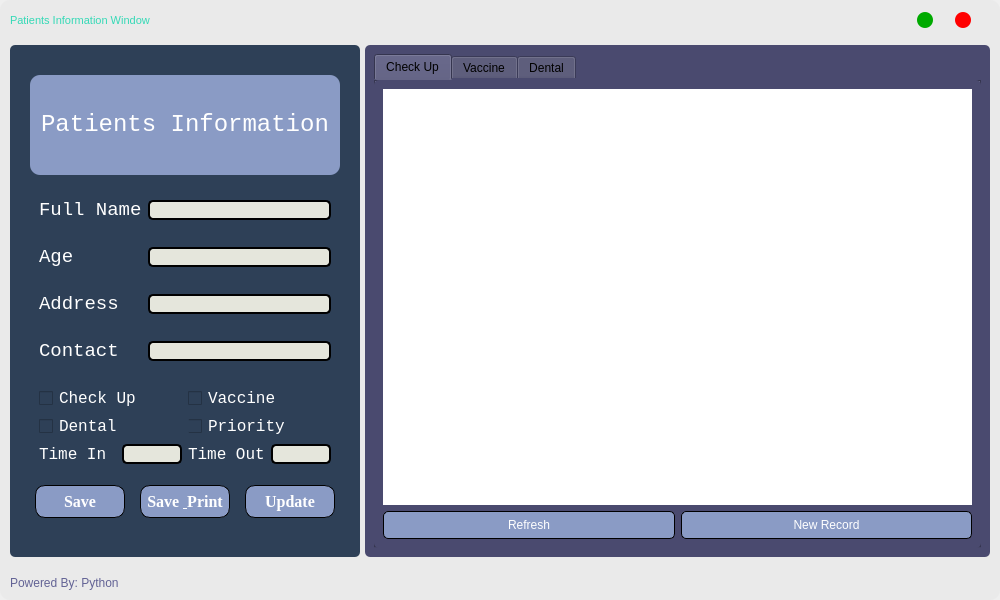
Qt form dbwindow.ui (ornido77/Line-Queuing-and-Ticketing-System) before a commit.
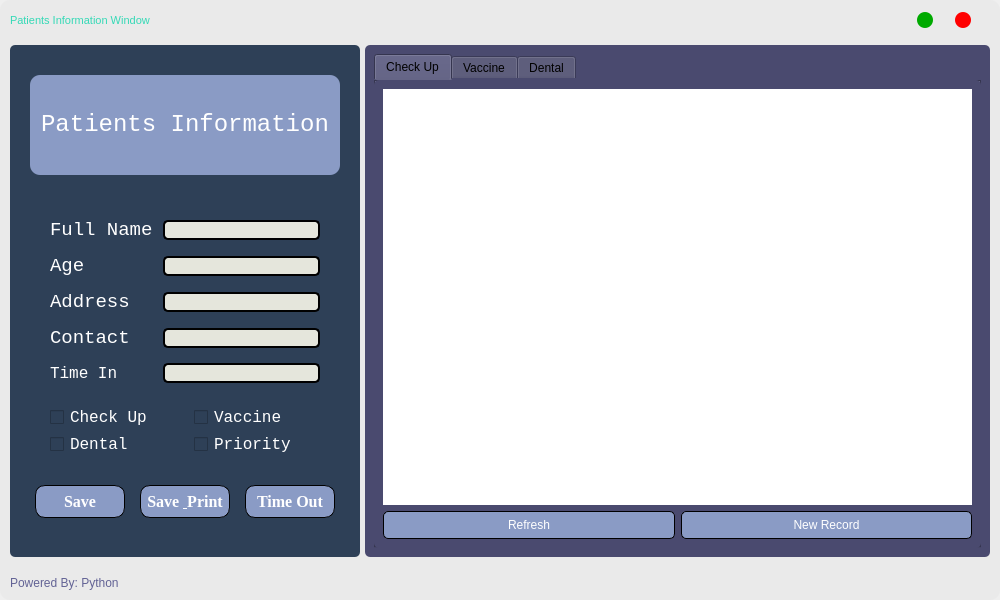
The same form after that commit.

What changed in the file:
```diff
--- a/dbwindow.ui
+++ b/dbwindow.ui
@@ -367,12 +367,24 @@
              </item>
              <item>
               <widget class="QFrame" name="frame">
-               <layout class="QGridLayout" name="gridLayout">
+               <layout class="QGridLayout" name="gridLayout_5">
+                <property name="leftMargin">
+                 <number>20</number>
+                </property>
+                <property name="topMargin">
+                 <number>30</number>
+                </property>
+                <property name="rightMargin">
+                 <number>20</number>
+                </property>
                 <property name="bottomMargin">
                  <number>0</number>
                 </property>
+                <property name="horizontalSpacing">
+                 <number>10</number>
+                </property>
                 <property name="verticalSpacing">
-                 <number>10</number>
+                 <number>0</number>
                 </property>
                 <item row="0" column="0">
                  <widget class="QLabel" name="nameLabel">
@@ -500,54 +512,7 @@
                   </property>
                  </widget>
                 </item>
-               </layout>
-              </widget>
-             </item>
-             <item>
-              <widget class="QFrame" name="frame">
-               <property name="minimumSize">
-                <size>
-                 <width>0</width>
-                 <height>100</height>
-                </size>
-               </property>
-               <property name="maximumSize">
-                <size>
-                 <width>16777215</width>
-                 <height>100</height>
-                </size>
-               </property>
-               <layout class="QGridLayout" name="gridLayout_5">
-                <item row="2" column="1">
-                 <widget class="QLineEdit" name="timeInEdit">
-                  <property name="minimumSize">
-                   <size>
-                    <width>60</width>
-                    <height>0</height>
-                   </size>
-                  </property>
-                  <property name="maximumSize">
-                   <size>
-                    <width>60</width>
-                    <height>16777215</height>
-                   </size>
-                  </property>
-                  <property name="styleSheet">
-                   <string notr="true">QLineEdit{
-	background-color: rgb(229, 230, 220);
-	color: rgb(0, 71, 104);
-	border-style: outset;
-	border-width:2px;
-	border-radius: 5px;
-	border-color: black;
-}
-QLineEdit:hover{
-	background-color: rgb(233, 231, 255);
-}</string>
-                  </property>
-                 </widget>
-                </item>
-                <item row="2" column="0">
+                <item row="4" column="0">
                  <widget class="QLabel" name="timeInLabel">
                   <property name="font">
                    <font>
@@ -560,39 +525,66 @@
                   </property>
                  </widget>
                 </item>
-                <item row="1" column="2" colspan="2">
-                 <widget class="QCheckBox" name="checkBox_4">
+                <item row="4" column="1">
+                 <widget class="QLineEdit" name="timeInEdit">
+                  <property name="styleSheet">
+                   <string notr="true">QLineEdit{
+	background-color: rgb(229, 230, 220);
+	color: rgb(0, 71, 104);
+	border-style: outset;
+	border-width:2px;
+	border-radius: 5px;
+	border-color: black;
+}
+QLineEdit:hover{
+	background-color: rgb(233, 231, 255);
+}</string>
+                  </property>
+                 </widget>
+                </item>
+               </layout>
+              </widget>
+             </item>
+             <item>
+              <widget class="QFrame" name="frame">
                   <property name="minimumSize">
                    <size>
-                    <width>150</width>
-                    <height>0</height>
-                   </size>
-                  </property>
-                  <property name="font">
-                   <font>
-                    <family>Consolas</family>
-                    <pointsize>12</pointsize>
-                   </font>
-                  </property>
-                  <property name="text">
-                   <string>Priority</string>
-                  </property>
-                 </widget>
-                </item>
-                <item row="2" column="2">
-                 <widget class="QLabel" name="timeOutLabel">
-                  <property name="font">
-                   <font>
-                    <family>Consolas</family>
-                    <pointsize>12</pointsize>
-                   </font>
-                  </property>
-                  <property name="text">
-                   <string>Time Out</string>
-                  </property>
-                 </widget>
-                </item>
-                <item row="0" column="0" colspan="2">
+                 <width>0</width>
+                 <height>80</height>
+                </size>
+               </property>
+               <property name="maximumSize">
+                <size>
+                 <width>16777215</width>
+                 <height>80</height>
+                </size>
+               </property>
+               <layout class="QGridLayout" name="gridLayout_6">
+                <property name="leftMargin">
+                 <number>0</number>
+                </property>
+                <property name="topMargin">
+                 <number>0</number>
+                </property>
+                <property name="rightMargin">
+                 <number>0</number>
+                </property>
+                <property name="bottomMargin">
+                 <number>0</number>
+                </property>
+                <property name="spacing">
+                 <number>0</number>
+                </property>
+                <item row="0" column="0">
+                 <widget class="QFrame" name="frame">
+                  <layout class="QGridLayout" name="gridLayout">
+                   <property name="leftMargin">
+                    <number>20</number>
+                   </property>
+                   <property name="bottomMargin">
+                    <number>20</number>
+                   </property>
+                   <item row="0" column="0">
                  <widget class="QCheckBox" name="checkUpBox">
                   <property name="minimumSize">
                    <size>
@@ -617,7 +609,7 @@
                   </property>
                  </widget>
                 </item>
-                <item row="0" column="2" colspan="2">
+                   <item row="0" column="1">
                  <widget class="QCheckBox" name="vaccineBox">
                   <property name="minimumSize">
                    <size>
@@ -636,7 +628,7 @@
                   </property>
                  </widget>
                 </item>
-                <item row="1" column="0" colspan="2">
+                   <item row="1" column="0">
                  <widget class="QCheckBox" name="dentalBox">
                   <property name="minimumSize">
                    <size>
@@ -661,33 +653,26 @@
                   </property>
                  </widget>
                 </item>
-                <item row="2" column="3">
-                 <widget class="QLineEdit" name="timeOutEdit">
+                   <item row="1" column="1">
+                    <widget class="QCheckBox" name="checkBox_4">
                   <property name="minimumSize">
                    <size>
-                    <width>60</width>
+                       <width>150</width>
                     <height>0</height>
                    </size>
                   </property>
-                  <property name="maximumSize">
-                   <size>
-                    <width>60</width>
-                    <height>16777215</height>
-                   </size>
-                  </property>
-                  <property name="styleSheet">
-                   <string notr="true">QLineEdit{
-	background-color: rgb(229, 230, 220);
-	color: rgb(0, 71, 104);
-	border-style: outset;
-	border-width:2px;
-	border-radius: 5px;
-	border-color: black;
-}
-QLineEdit:hover{
-	background-color: rgb(233, 231, 255);
-}</string>
-                  </property>
+                     <property name="font">
+                      <font>
+                       <family>Consolas</family>
+                       <pointsize>12</pointsize>
+                      </font>
+                     </property>
+                     <property name="text">
+                      <string>Priority</string>
+                     </property>
+                    </widget>
+                   </item>
+                  </layout>
                  </widget>
                 </item>
                </layout>
@@ -851,7 +836,7 @@
 }</string>
                   </property>
                   <property name="text">
-                   <string>Update</string>
+                   <string>Time Out</string>
                   </property>
                  </widget>
                 </item>
```
Left out of the diff: 2 changed lines with no effect on the pictures. Lines whose indentation alone changed are shown as unchanged.
